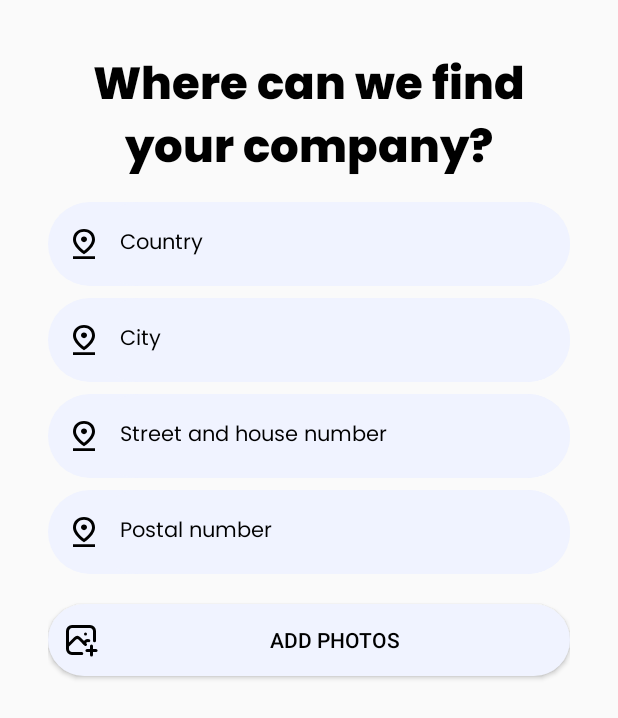
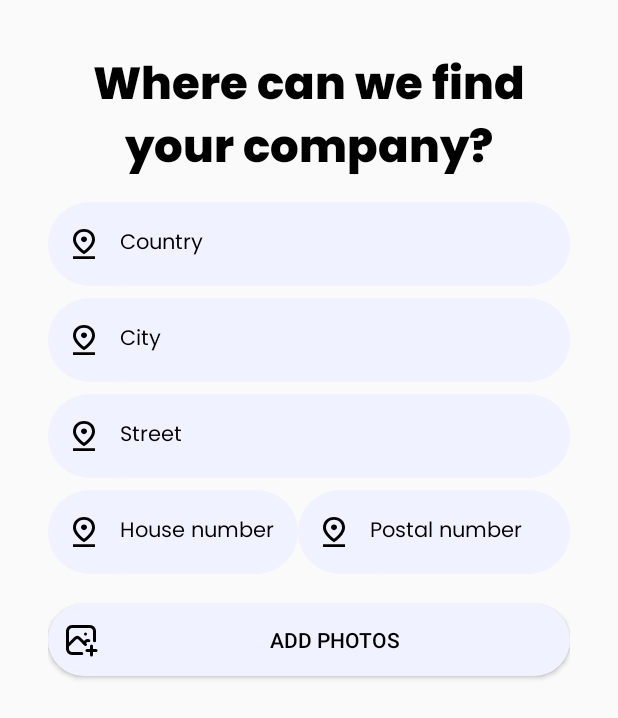
Before and after one commit to kzi-nastava/ma-project-event-planner-siit-2024-team-3, an Android app: the layout fragment_company_2.xml on its own in the app's theme, with its tools: preview values and no code run, on a phone screen of 412 x 824 dp. Shown: the top 718 px of the screen. Run offline under Robolectric (Android 15) with nearby library versions, the phone set to English and light mode, and no system bars.

Commit message:
[UPDATE] - Layout fixes

```diff
--- a/EveAnt/app/src/main/res/layout/fragment_company_1.xml
+++ b/EveAnt/app/src/main/res/layout/fragment_company_1.xml
@@ -35,7 +35,7 @@
             android:background="@drawable/rounded_corners_f0f3ff">
 
             <EditText
-                android:id="@+id/name"
+                android:id="@+id/companyName"
                 style="@style/loginInputText"
                 android:hint="@string/prompt_name"
                 android:imeActionLabel="@string/action_sign_in_short"
@@ -56,7 +56,7 @@
                 android:layout_marginStart="16dp"
                 android:layout_gravity="start|center_vertical"/>
             <EditText
-                android:id="@+id/email"
+                android:id="@+id/companyEmail"
                 style="@style/loginInputText"
                 android:hint="@string/prompt_email"
                 android:inputType="textEmailAddress"/>
@@ -76,7 +76,7 @@
                 android:background="@drawable/telephone" />
 
             <EditText
-                android:id="@+id/phoneNumber"
+                android:id="@+id/companyPhoneNumber"
                 style="@style/loginInputText"
                 android:hint="@string/prompt_phoneNumber"
                 android:inputType="text|phone" />
--- a/EveAnt/app/src/main/res/layout/fragment_company_2.xml
+++ b/EveAnt/app/src/main/res/layout/fragment_company_2.xml
@@ -33,7 +33,7 @@
                 android:layout_marginStart="16dp"
                 android:layout_gravity="start|center_vertical"/>
             <EditText
-                android:id="@+id/country"
+                android:id="@+id/companyCountry"
                 style="@style/loginInputText"
                 android:hint="@string/prompt_country"
                 android:inputType="text"/>
@@ -51,7 +51,7 @@
                 android:layout_marginStart="16dp"
                 android:layout_gravity="start|center_vertical"/>
             <EditText
-                android:id="@+id/city"
+                android:id="@+id/companyCity"
                 style="@style/loginInputText"
                 android:hint="@string/prompt_city"
                 android:inputType="text"/>
@@ -69,9 +69,31 @@
                 android:layout_marginStart="16dp"
                 android:layout_gravity="start|center_vertical"/>
             <EditText
-                android:id="@+id/street"
+                android:id="@+id/companyStreet"
                 style="@style/loginInputText"
                 android:hint="@string/prompt_street"
+                android:inputType="text"/>
+        </LinearLayout>
+        <LinearLayout
+            android:layout_width="match_parent"
+            android:layout_height="wrap_content"
+            android:orientation="horizontal">
+            <LinearLayout
+                android:layout_width="wrap_content"
+                android:layout_height="wrap_content"
+                android:orientation="horizontal"
+                android:layout_marginTop="8dp"
+                android:background="@drawable/rounded_corners_f0f3ff">
+                <ImageView
+                    android:layout_width="wrap_content"
+                    android:layout_height="wrap_content"
+                    android:background="@drawable/location"
+                    android:layout_marginStart="16dp"
+                    android:layout_gravity="start|center_vertical"/>
+                <EditText
+                    android:id="@+id/companyHouse"
+                    style="@style/loginInputText"
+                    android:hint="@string/prompt_house"
                     android:inputType="text"/>
             </LinearLayout>
             <LinearLayout
@@ -87,11 +109,13 @@
                     android:layout_marginStart="16dp"
                     android:layout_gravity="start|center_vertical"/>
                 <EditText
-                android:id="@+id/postalNumber"
+                    android:id="@+id/companyPostalNumber"
                     style="@style/loginInputText"
                     android:hint="@string/prompt_postal_number"
-                android:inputType="text"/>
+                    android:inputType="number"/>
             </LinearLayout>
+        </LinearLayout>
+
 
         <Button
             android:layout_width="match_parent"
--- a/EveAnt/app/src/main/res/values/strings.xml
+++ b/EveAnt/app/src/main/res/values/strings.xml
@@ -17,7 +17,8 @@
 
     <string name="prompt_city">City</string>
 
-    <string name="prompt_street">Street and house number</string>
+    <string name="prompt_street">Street</string>
+    <string name="prompt_house">House number</string>
 
     <string name="prompt_postal_number">Postal number</string>
 
```
Also changed, not shown: EveAnt/app/src/main/res/layout/fragment_address.xml (+19 -1 lines). Lines whose indentation alone changed are shown as unchanged.
